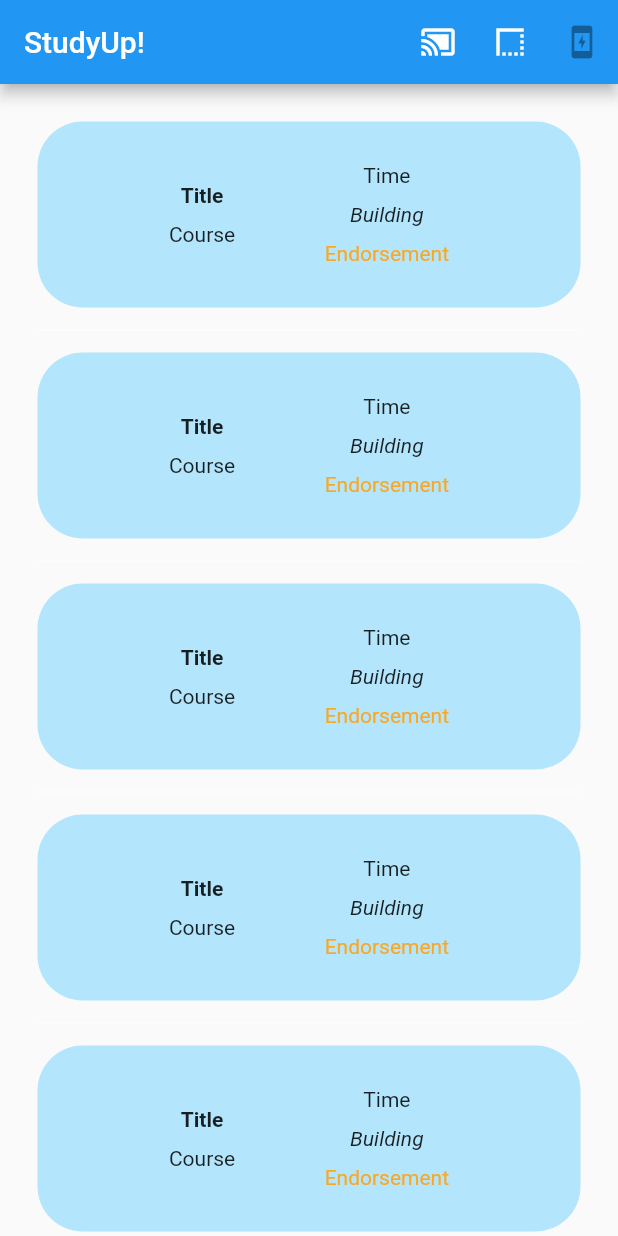
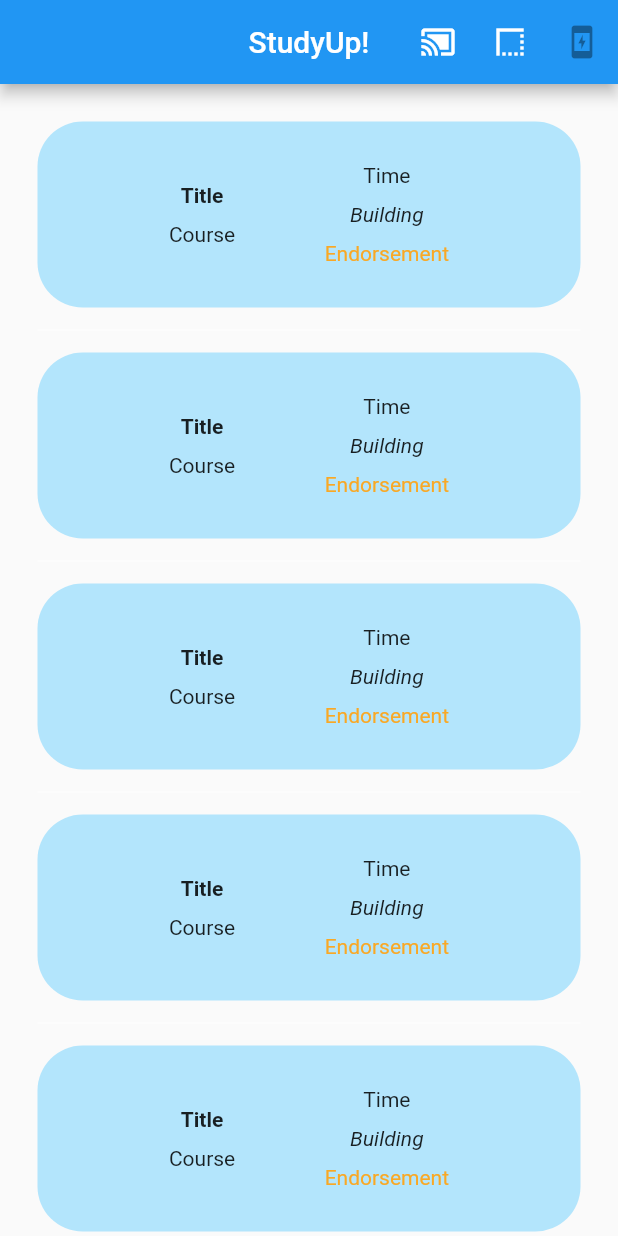
Before and after one commit to timothy-e/studyup, a Flutter app: the screen it shows after launch, on a phone screen of 412 x 824 dp. Run offline on Flutter 3.47's test engine with Material 2 defaults, Android fonts, the phone set to English and light mode, and no system bars; our stand-ins replace flutter_datetime_picker.

Commit message:
Formatting

```diff
--- a/lib/main.dart
+++ b/lib/main.dart
@@ -46,7 +46,7 @@ class StudySessionsState extends State<StudySessions> {
 
   Widget build(BuildContext context) {
     return Scaffold(
-      appBar: AppBar(title: Text('StudyUp!'), actions: <Widget>[
+      appBar: AppBar(centerTitle: true, title: Text('StudyUp!'), actions: <Widget>[
         IconButton(
           icon: Icon(const IconData(0xe145, fontFamily: 'MaterialIcons')),
           onPressed: () {
```
Also changed, not shown: lib/profile.dart (+3 -8 lines), lib/study-session-details.dart (+4 -5 lines).
